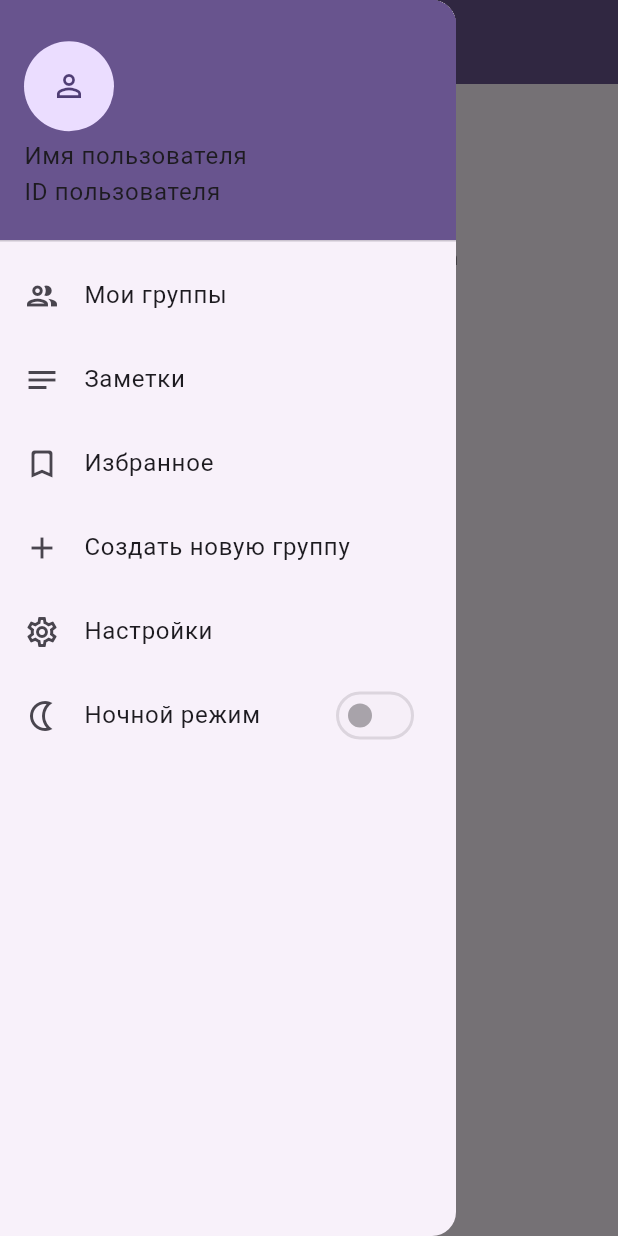
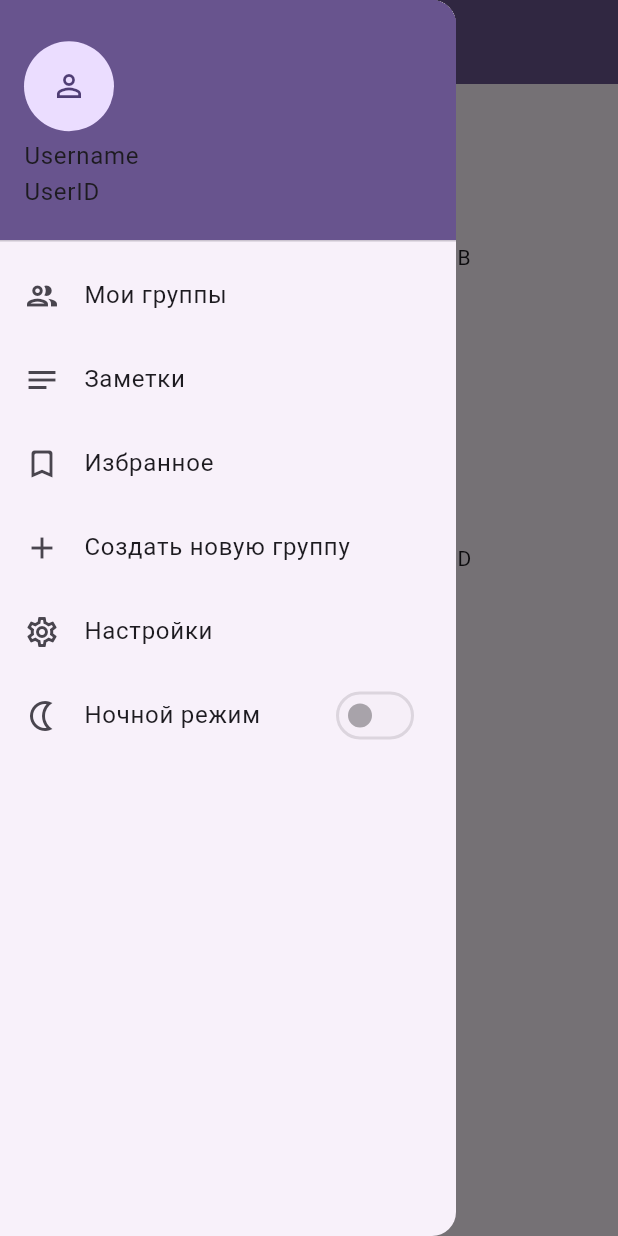
Before and after one commit to cupofcrisp-tulahack2023/compendio-client, a Flutter app: the screen it shows after launch, in the side drawer, after a tap on "Мои группы", on a phone screen of 412 x 824 dp. Run offline on Flutter 3.47's test engine with Material 2 defaults, Android fonts, the phone set to English and light mode, and no system bars; our stand-ins replace multi_select_flutter; missing offline and left inert: animated_shimmer, design_box, material_text_fields; accounts and stored records are empty.

Commit message:
added futurebuilder to my groups page, minor fixes and refactoring, added new compendio modal window

```diff
--- a/lib/main.dart
+++ b/lib/main.dart
@@ -16,7 +16,7 @@ class MyApp extends StatelessWidget {
         colorScheme: ColorScheme.fromSeed(seedColor: Colors.deepPurple),
         useMaterial3: true,
       ),
-      home: const MyGroupsPage(),
+      home: MyGroupsPage(),
     );
   }
 }
--- /dev/null
+++ b/lib/src/modals/new_compendio.dart
@@ -0,0 +1,27 @@
+import "package:compendio/src/modals/base.dart";
+import "package:flutter/material.dart";
+import "package:material_text_fields/material_text_fields.dart";
+
+class NewCompendioModal extends StatelessWidget {
+  const NewCompendioModal({super.key});
+
+  @override
+  Widget build(BuildContext context) {
+    return BaseModal(
+      body: Column(
+        children: [
+          const Text("IMAGE PICKER"),
+          const MaterialTextField(),
+          const MaterialTextField(),
+          ListTile(
+            title: const Text("Доступность"),
+            trailing: Switch(
+              value: false,
+              onChanged: (e) {},
+            ),
+          ),
+        ],
+      ),
+    );
+  }
+}
--- /dev/null
+++ b/lib/src/models/group.dart
@@ -0,0 +1,5 @@
+class Group {
+  String name = "";
+  String description = "";
+  List<String> tags = [];
+}
--- a/lib/src/pages/base.dart
+++ b/lib/src/pages/base.dart
@@ -3,10 +3,12 @@ import "package:compendio/src/widgets/drawer.dart";
 import "package:flutter/material.dart";
 
 class BasePage extends StatelessWidget {
+  final Widget title;
   final Widget body;
-  final Widget title;
+  final FloatingActionButton? floating;
 
-  const BasePage({super.key, required this.body, required this.title});
+  const BasePage(
+      {super.key, required this.body, required this.title, this.floating});
 
   @override
   Widget build(BuildContext context) {
@@ -19,6 +21,7 @@ class BasePage extends StatelessWidget {
         padding: const EdgeInsets.all(10),
         child: body,
       ),
+      floatingActionButton: floating,
     );
   }
 }
--- a/lib/src/pages/group.dart
+++ b/lib/src/pages/group.dart
@@ -1,3 +1,4 @@
+import "package:compendio/src/modals/new_compendio.dart";
 import "package:compendio/src/pages/base.dart";
 import "package:compendio/src/widgets/appbar_details.dart";
 import "package:flutter/material.dart";
@@ -13,7 +14,18 @@ class GroupPage extends StatelessWidget {
       title: AppBarDetailsWidget(
         title: title,
       ),
-      body: Text("GROUP " + title),
+      body: Text("GROUP $title"),
+      floating: FloatingActionButton(
+        onPressed: () {
+          showDialog(
+            context: context,
+            builder: (BuildContext context) {
+              return const NewCompendioModal();
+            },
+          );
+        },
+        child: const Icon(Icons.add_outlined),
+      ),
     );
   }
 }
--- a/lib/src/pages/my_groups.dart
+++ b/lib/src/pages/my_groups.dart
@@ -1,17 +1,32 @@
+import "package:compendio/src/models/group.dart";
 import "package:compendio/src/pages/base.dart";
+import "package:compendio/src/services/group.dart";
 import "package:compendio/src/widgets/appbar_search.dart";
 import "package:compendio/src/widgets/box_card.dart";
 import "package:flutter/material.dart";
 
 class MyGroupsPage extends StatefulWidget {
-  const MyGroupsPage({super.key});
+  final GroupService groupService = GroupService();
+
+  MyGroupsPage({super.key});
 
   @override
-  State<MyGroupsPage> createState() => _MyGroupsPageState();
+  State<MyGroupsPage> createState() =>
+      _MyGroupsPageState(groupService: groupService);
 }
 
 class _MyGroupsPageState extends State<MyGroupsPage> {
   bool showFindField = false;
+  late Future<List<Group>> groups;
+  final GroupService groupService;
+
+  _MyGroupsPageState({required this.groupService});
+
+  @override
+  void initState() {
+    super.initState();
+    groups = groupService.getGroups();
+  }
 
   @override
   Widget build(BuildContext context) {
@@ -19,29 +34,31 @@ class _MyGroupsPageState extends State<MyGroupsPage> {
       title: const AppBarSearchWidget(
         title: "Мои группы",
       ),
-      body: GridView(
+      body: FutureBuilder<List<Group>>(
+        future: groups,
+        builder: (context, snapshot) {
+          if (snapshot.hasData) {
+            List<Group> data = snapshot.data!;
+            return GridView(
               gridDelegate: const SliverGridDelegateWithFixedCrossAxisCount(
                 crossAxisCount: 2,
                 crossAxisSpacing: 10,
                 mainAxisSpacing: 10,
               ),
-        children: const <Widget>[
-          GridTile(
-            child: BoxCardWidget(
-              title: "A",
+              children: data
+                  .map(
+                    (e) => BoxCardWidget(
+                      name: e.name,
+                      description: e.description,
                     ),
-          ),
-          GridTile(
-            child: BoxCardWidget(
-              title: "B",
-            ),
-          ),
-          GridTile(
-            child: BoxCardWidget(
-              title: "C",
-            ),
-          ),
-        ],
+                  )
+                  .toList(),
+            );
+          } else if (snapshot.hasError) {}
+          return const Center(
+            child: CircularProgressIndicator(),
+          );
+        },
       ),
     );
   }
--- a/lib/src/services/group.dart
+++ b/lib/src/services/group.dart
@@ -0,0 +1,22 @@
+import 'package:compendio/src/models/group.dart';
+
+class GroupService {
+  List<Group> groups = [
+    Group()
+      ..name = "A"
+      ..description = "Description to A",
+    Group()
+      ..name = "B"
+      ..description = "Description to B",
+    Group()
+      ..name = "C"
+      ..description = "Description to C",
+    Group()
+      ..name = "D"
+      ..description = "Description to D",
+  ];
+
+  Future<List<Group>> getGroups() {
+    return Future.delayed(const Duration(seconds: 2), () => groups);
+  }
+}
--- a/lib/src/services/user.dart
+++ b/lib/src/services/user.dart
@@ -1,8 +1,10 @@
 import 'package:compendio/src/models/user.dart';
 
 class UserService {
-  Future<User> getUser() async {
-    return Future.delayed(
+  User? profile;
+
+  Future<User> getProfile() async {
+    profile ??= await Future.delayed(
       const Duration(
         seconds: 1,
       ),
@@ -12,5 +14,6 @@ class UserService {
         ..userDescription = "User description"
         ..userID = "UserID",
     );
+    return profile!;
   }
 }
--- a/lib/src/widgets/box_card.dart
+++ b/lib/src/widgets/box_card.dart
@@ -3,11 +3,11 @@ import "package:design_box/box.dart";
 import "package:flutter/material.dart";
 
 class BoxCardWidget extends StatelessWidget {
-  final String title;
+  final String name;
   final String description;
 
   const BoxCardWidget(
-      {super.key, required this.title, this.description = "No description"});
+      {super.key, required this.name, this.description = "No description"});
 
   @override
   Widget build(BuildContext context) {
@@ -24,7 +24,7 @@ class BoxCardWidget extends StatelessWidget {
         mainAxisAlignment: MainAxisAlignment.center,
         crossAxisAlignment: CrossAxisAlignment.start,
         children: <Widget>[
-          Text(title),
+          Text(name),
           Text(description),
         ],
       ),
@@ -33,7 +33,7 @@ class BoxCardWidget extends StatelessWidget {
           context,
           MaterialPageRoute(
             builder: (context) => GroupPage(
-              title: title,
+              title: name,
             ),
           ),
         );
--- a/lib/src/widgets/drawer.dart
+++ b/lib/src/widgets/drawer.dart
@@ -18,16 +18,12 @@ class DrawerWidget extends StatefulWidget {
 
 class _DrawerWidgetState extends State<DrawerWidget> {
   final UserService userService = UserService();
-  bool _isLoading = true;
-  User user = User();
+  late Future<User> user;
 
-  void _getUser() async {
-    return await userService.getUser().then((user) {
-      setState(() {
-        _isLoading = false;
-        this.user = user;
-      });
-    });
+  @override
+  void initState() {
+    super.initState();
+    user = userService.getProfile();
   }
 
   @override
@@ -41,10 +37,41 @@ class _DrawerWidgetState extends State<DrawerWidget> {
               color: Theme.of(context).primaryColor,
               shape: BoxShape.rectangle,
             ),
-            child: Builder(
-              builder: (BuildContext context) {
-                if (_isLoading) {
-                  _getUser();
+            child: FutureBuilder<User>(
+                future: user,
+                builder: (context, snapshot) {
+                  if (snapshot.hasData) {
+                    User data = snapshot.data!;
+                    return GestureDetector(
+                      onTap: () {
+                        showDialog(
+                          context: context,
+                          builder: (BuildContext context) {
+                            return const ProfileModal();
+                          },
+                        );
+                      },
+                      child: Column(
+                        mainAxisAlignment: MainAxisAlignment.center,
+                        crossAxisAlignment: CrossAxisAlignment.start,
+                        children: <Widget>[
+                          const SizedBox(
+                            height: 60,
+                            width: 60,
+                            child: CircleAvatar(
+                              child: Icon(Icons.person_outline),
+                            ),
+                          ),
+                          const SizedBox(
+                            height: 5,
+                          ),
+                          Text(data.userName),
+                          Text(data.userID),
+                        ],
+                      ),
+                    );
+                  } else if (snapshot.hasError) {}
+
                   return Column(
                     mainAxisAlignment: MainAxisAlignment.center,
                     crossAxisAlignment: CrossAxisAlignment.start,
@@ -72,37 +99,7 @@ class _DrawerWidgetState extends State<DrawerWidget> {
                       ),
                     ],
                   );
-                }
-                return GestureDetector(
-                  onTap: () {
-                    showDialog(
-                      context: context,
-                      builder: (BuildContext context) {
-                        return const ProfileModal();
-                      },
-                    );
-                  },
-                  child: const Column(
-                    mainAxisAlignment: MainAxisAlignment.center,
-                    crossAxisAlignment: CrossAxisAlignment.start,
-                    children: <Widget>[
-                      SizedBox(
-                        height: 60,
-                        width: 60,
-                        child: CircleAvatar(
-                          child: Icon(Icons.person_outline),
-                        ),
-                      ),
-                      SizedBox(
-                        height: 5,
-                      ),
-                      Text("Имя пользователя"),
-                      Text("ID пользователя"),
-                    ],
-                  ),
-                );
-              },
-            ),
+                }),
           ),
           ListTile(
               leading: const Icon(Icons.group_outlined),
@@ -111,7 +108,7 @@ class _DrawerWidgetState extends State<DrawerWidget> {
                 Navigator.push(
                   context,
                   MaterialPageRoute(
-                    builder: (context) => const MyGroupsPage(),
+                    builder: (context) => MyGroupsPage(),
                   ),
                 );
               }),
```
Lines whose indentation alone changed are shown as unchanged.
